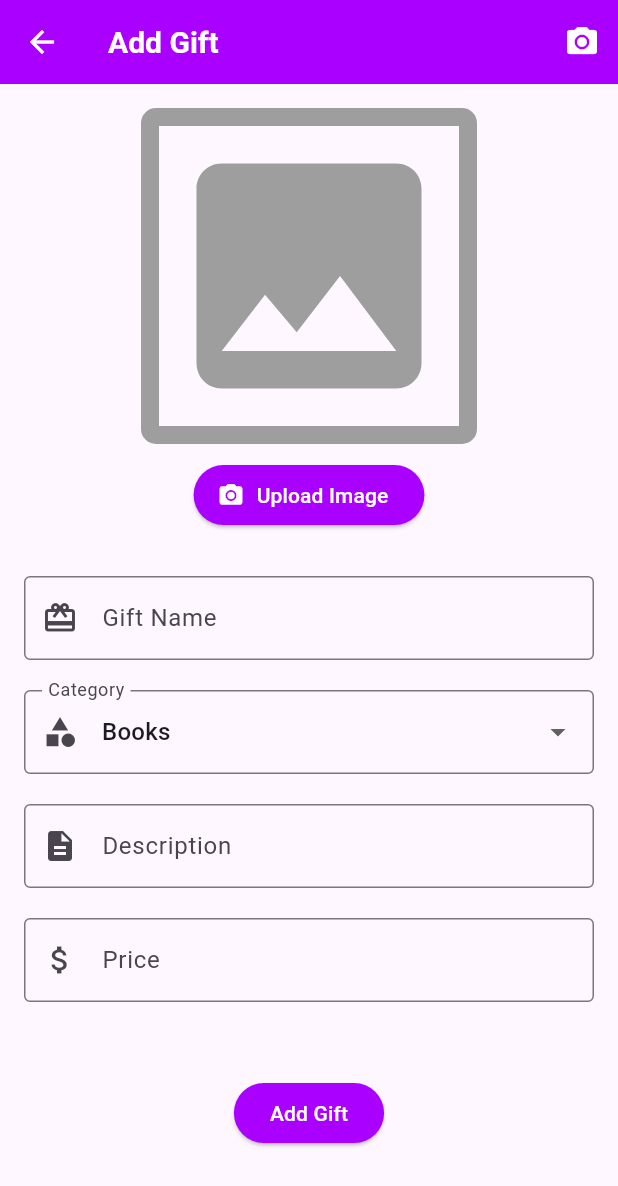
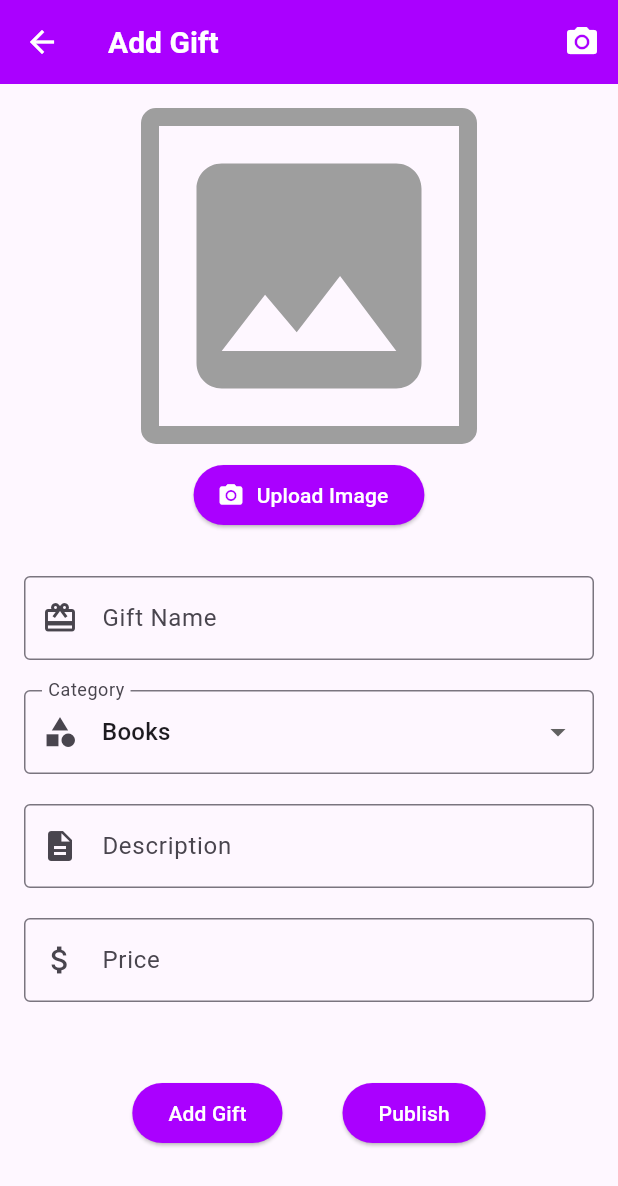
Before and after one commit to ShadyGirgis79/Hedieaty-Mobile-App, a Flutter app: the AddGiftPage screen opened directly with empty values, on a phone screen of 412 x 824 dp. Shown: the top 1186 px of the screen. Run offline on Flutter 3.47's test engine with Material 3 defaults, Android fonts, the phone set to English and light mode, and no system bars; our stand-ins replace firebase_auth, firebase_core, firebase_database, firebase_storage, image_picker, sqflite; accounts and stored records are empty.

Commit message:
Add publish button

```diff
--- a/lib/Gifts/MyGifts/AddGiftsPage.dart
+++ b/lib/Gifts/MyGifts/AddGiftsPage.dart
@@ -164,6 +164,9 @@ class _AddGiftPageState extends State<AddGiftPage> {
               ),
               const SizedBox(height: 50),
 
+              Row(
+                mainAxisAlignment: MainAxisAlignment.center,
+                children: [
                   // Save Button
                   ElevatedButton(
                     onPressed: () async{
@@ -198,6 +201,21 @@ class _AddGiftPageState extends State<AddGiftPage> {
                       foregroundColor: Colors.white,
                     ),
                   ),
+
+                  const SizedBox(width: 40),
+
+                  ElevatedButton(
+                    onPressed: () async {
+
+                    },
+                    child: const Text("Publish"),
+                    style: ElevatedButton.styleFrom(
+                      foregroundColor: Colors.white,
+                      backgroundColor: Colors.purpleAccent[700],
+                    ),
+                  ),
+                ],
+              )
             ],
           ),
         ),
```
Also changed, not shown: lib/Gifts/MyGifts/MyGiftDetailsPage.dart (+18 -2 lines). Lines whose indentation alone changed are shown as unchanged.
